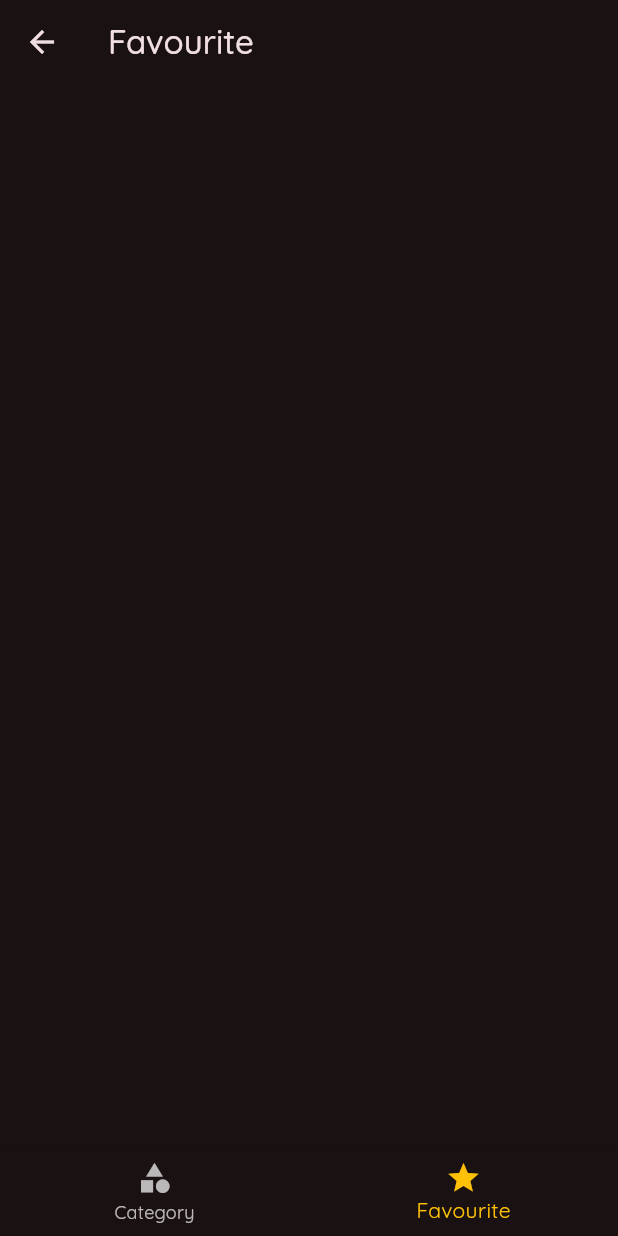
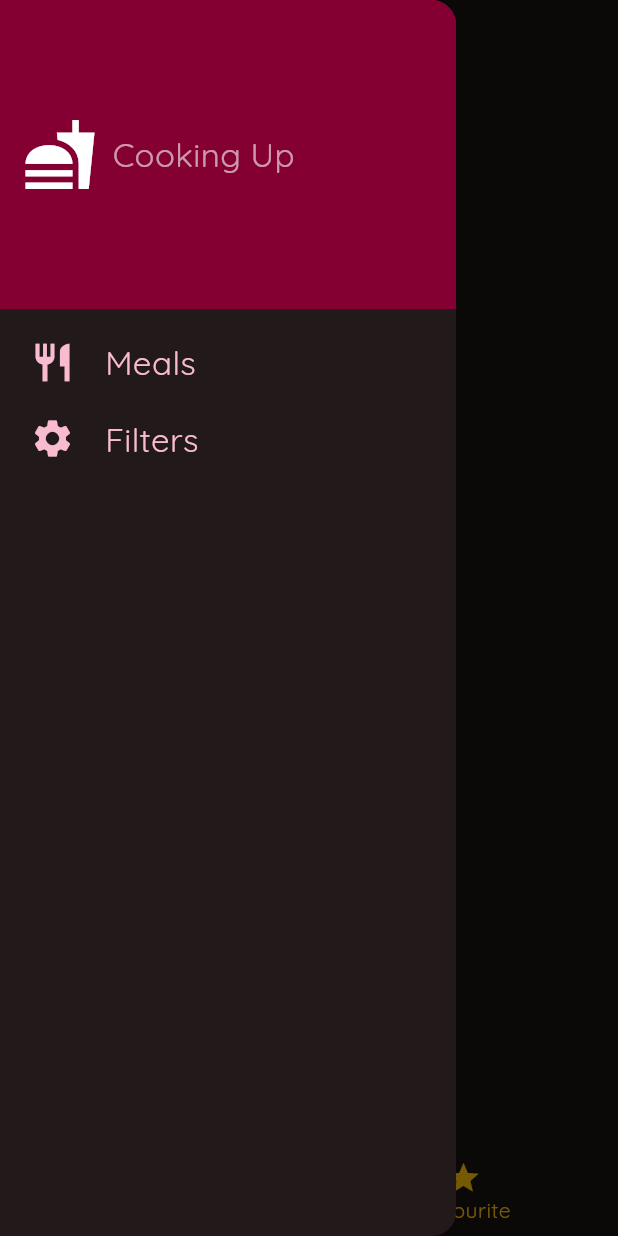
Before and after one commit to rofidamedhat/Meal_App, a Flutter app: the screen it shows after launch, item 2 of the bottom bar chosen, with the side drawer open (before the commit the screen has no drawer), on a phone screen of 412 x 824 dp. Run offline on Flutter 3.47's test engine with Material 3 defaults, Android fonts, the phone set to English and light mode, and no system bars; our stand-ins replace get, google_fonts.

```diff
--- a/lib/pages/fav_screen.dart
+++ b/lib/pages/fav_screen.dart
@@ -1,7 +1,9 @@
 import 'package:flutter/material.dart';
 import 'package:get/get.dart';
 import 'package:meals_app/controller/meals_controller.dart';
+import 'package:meals_app/pages/meal_details_page.dart';
 import 'package:meals_app/widgets/bottom_nav_bar.dart';
+import 'package:meals_app/widgets/custom_drawer.dart';
 import 'package:meals_app/widgets/meal_card.dart';
 
 class FavScreen extends StatelessWidget {
@@ -11,6 +13,7 @@ class FavScreen extends StatelessWidget {
   Widget build(BuildContext context) {
     return Scaffold(
       appBar: _appBar(),
+      drawer: const CustomDrawer(),
       body: _buildUI(context),
       bottomNavigationBar: BottomNavBar(),
     );
@@ -26,11 +29,13 @@ class FavScreen extends StatelessWidget {
   }
 
   Widget _buildUI(BuildContext context) {
-    MealsController controller = Get.find();
+    MealsController controller = MealsController.instance;
 
-    return ListView.builder(
-      itemCount:
-          controller.mealList.where((element) => element.isFav == true).length,
+    return GetBuilder<MealsController>(
+        builder: (_) => ListView.builder(
+              itemCount: controller.mealList
+                  .where((element) => element.isFav == true)
+                  .length,
               itemBuilder: (context, index) {
                 final meal = controller.mealList
                     .where((element) => element.isFav == true)
@@ -38,10 +43,10 @@ class FavScreen extends StatelessWidget {
                 return MealCard(
                   meal: meal,
                   onTab: () {
-            // Get.to(() => MealDetailsPage(mealModel: meal));
+                    Get.to(() => MealDetailsPage(mealModel: meal));
                   },
                 );
               },
-    );
+            ));
   }
 }
--- /dev/null
+++ b/lib/widgets/custom_drawer.dart
@@ -0,0 +1,89 @@
+import 'package:flutter/material.dart';
+import 'package:get/get.dart';
+import 'package:meals_app/pages/filter_page.dart';
+import 'package:meals_app/pages/home_page.dart';
+
+class CustomDrawer extends StatelessWidget {
+  const CustomDrawer({super.key});
+
+  @override
+  Widget build(BuildContext context) {
+    return Drawer(
+      child: Column(
+        mainAxisAlignment: MainAxisAlignment.start,
+        children: [
+          Container(
+            height: MediaQuery.of(context).size.height / 4,
+            color: const Color.fromARGB(255, 132, 0, 51),
+            child: const Row(
+              mainAxisAlignment: MainAxisAlignment.start,
+              crossAxisAlignment: CrossAxisAlignment.center,
+              children: [
+                SizedBox(width: 15),
+                Icon(Icons.fastfood_sharp, size: 50),
+                SizedBox(width: 10),
+                Text(
+                  'Cooking Up',
+                  style: TextStyle(
+                    color: Colors.white60,
+                    fontSize: 22,
+                  ),
+                )
+              ],
+            ),
+          ),
+          const SizedBox(height: 20),
+          GestureDetector(
+            onTap: () {
+              Get.offAll(() => const HomePage());
+            },
+            child: Row(
+              children: [
+                const SizedBox(width: 20),
+                Icon(
+                  Icons.restaurant,
+                  size: 30,
+                  color: Colors.pink[100],
+                ),
+                const SizedBox(width: 20),
+                Text(
+                  'Meals',
+                  style: TextStyle(
+                    color: Colors.pink[100],
+                    fontSize: 22,
+                  ),
+                ),
+              ],
+            ),
+          ),
+          const SizedBox(height: 20),
+          GestureDetector(
+            onTap: () {
+              Get.to(
+                () => const FilterPage(),
+              );
+            },
+            child: Row(
+              children: [
+                const SizedBox(width: 20),
+                Icon(
+                  Icons.settings,
+                  size: 30,
+                  color: Colors.pink[100],
+                ),
+                const SizedBox(width: 20),
+                Text(
+                  'Filters',
+                  style: TextStyle(
+                    color: Colors.pink[100],
+                    fontSize: 22,
+                  ),
+                ),
+              ],
+            ),
+          ),
+        ],
+      ),
+    );
+  }
+}
--- a/lib/widgets/meal_card.dart
+++ b/lib/widgets/meal_card.dart
@@ -1,4 +1,3 @@
-// ignore_for_file: public_member_api_docs, sort_constructors_first
 import 'package:flutter/material.dart';
 import 'package:meals_app/models/meal_model.dart';
 
```
Also changed, not shown: lib/controller/meals_controller.dart (+27 -37 lines), lib/pages/filter_page.dart (added, +34 -0 lines), lib/pages/home_page.dart (+2 -75 lines), lib/pages/meal_details_page.dart (+2 -39 lines), lib/pages/meals_view.dart (+3 -4 lines), lib/widgets/custom_app_bar.dart (+1 -9 lines), lib/widgets/custom_listtile.dart (added, +33 -0 lines). Lines whose indentation alone changed are shown as unchanged.
